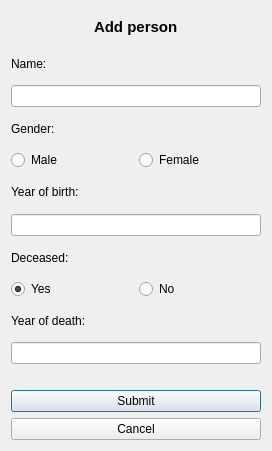
First picture: the form in Verklegt/addscientist.ui, repository disaerna/T-113-VLN1, before the edit.
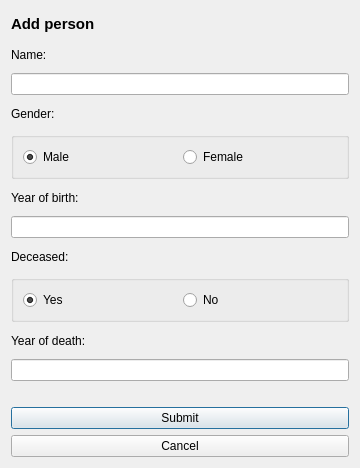
Second picture: the form after the edit.

Commit message: addComputer radio buttons quick fix

The edit to the form file:
```diff
--- a/Verklegt/addscientist.ui
+++ b/Verklegt/addscientist.ui
@@ -6,8 +6,8 @@
    <rect>
     <x>0</x>
     <y>0</y>
-    <width>272</width>
-    <height>451</height>
+    <width>360</width>
+    <height>468</height>
    </rect>
   </property>
   <property name="minimumSize">
@@ -22,8 +22,8 @@
   <property name="toolTipDuration">
    <number>0</number>
   </property>
-  <layout class="QVBoxLayout" name="verticalLayout">
-   <item alignment="Qt::AlignHCenter">
+  <layout class="QGridLayout" name="gridLayout">
+   <item row="0" column="0">
     <widget class="QLabel" name="label_6">
      <property name="font">
       <font>
@@ -40,7 +40,7 @@
      </property>
     </widget>
    </item>
-   <item>
+   <item row="1" column="0">
     <widget class="QLabel" name="nameText">
      <property name="toolTipDuration">
       <number>0</number>
@@ -50,14 +50,14 @@
      </property>
     </widget>
    </item>
-   <item>
+   <item row="2" column="0">
     <widget class="QLineEdit" name="nameInput">
      <property name="toolTipDuration">
       <number>0</number>
      </property>
     </widget>
    </item>
-   <item>
+   <item row="3" column="0">
     <widget class="QLabel" name="genderText">
      <property name="toolTipDuration">
       <number>0</number>
@@ -67,8 +67,14 @@
      </property>
     </widget>
    </item>
+   <item row="4" column="0">
+    <widget class="QGroupBox" name="groupBox">
+     <property name="title">
+      <string/>
+     </property>
+     <layout class="QVBoxLayout" name="verticalLayout">
    <item>
-    <layout class="QHBoxLayout" name="horizontalLayout">
+       <layout class="QHBoxLayout" name="horizontalLayout_2">
      <item>
       <widget class="QRadioButton" name="maleButton">
        <property name="toolTipDuration">
@@ -94,7 +100,10 @@
      </item>
     </layout>
    </item>
-   <item>
+     </layout>
+    </widget>
+   </item>
+   <item row="5" column="0">
     <widget class="QLabel" name="yobText">
      <property name="toolTipDuration">
       <number>0</number>
@@ -104,14 +113,14 @@
      </property>
     </widget>
    </item>
-   <item>
+   <item row="6" column="0">
     <widget class="QLineEdit" name="yobInput">
      <property name="toolTipDuration">
       <number>0</number>
      </property>
     </widget>
    </item>
-   <item>
+   <item row="7" column="0">
     <widget class="QLabel" name="yodText">
      <property name="toolTipDuration">
       <number>0</number>
@@ -121,8 +130,14 @@
      </property>
     </widget>
    </item>
+   <item row="8" column="0">
+    <widget class="QGroupBox" name="groupBox_2">
+     <property name="title">
+      <string/>
+     </property>
+     <layout class="QVBoxLayout" name="verticalLayout_2">
    <item>
-    <layout class="QHBoxLayout" name="horizontalLayout_2">
+       <layout class="QHBoxLayout" name="horizontalLayout">
      <item>
       <widget class="QRadioButton" name="deadButton">
        <property name="toolTipDuration">
@@ -151,7 +166,10 @@
      </item>
     </layout>
    </item>
-   <item>
+     </layout>
+    </widget>
+   </item>
+   <item row="9" column="0">
     <widget class="QLabel" name="yodText_2">
      <property name="toolTipDuration">
       <number>0</number>
@@ -161,14 +179,14 @@
      </property>
     </widget>
    </item>
-   <item>
+   <item row="10" column="0">
     <widget class="QLineEdit" name="yodInput">
      <property name="toolTipDuration">
       <number>0</number>
      </property>
     </widget>
    </item>
-   <item>
+   <item row="11" column="0">
     <spacer name="horizontalSpacer">
      <property name="orientation">
       <enum>Qt::Horizontal</enum>
@@ -181,7 +199,7 @@
      </property>
     </spacer>
    </item>
-   <item>
+   <item row="12" column="0">
     <widget class="QPushButton" name="okButton">
      <property name="toolTipDuration">
       <number>0</number>
@@ -191,7 +209,7 @@
      </property>
     </widget>
    </item>
-   <item>
+   <item row="13" column="0">
     <widget class="QPushButton" name="cancelButton">
      <property name="toolTipDuration">
       <number>0</number>
```
Left out of the diff: 4 changed lines with no effect on the pictures. Lines whose indentation alone changed are shown as unchanged.
